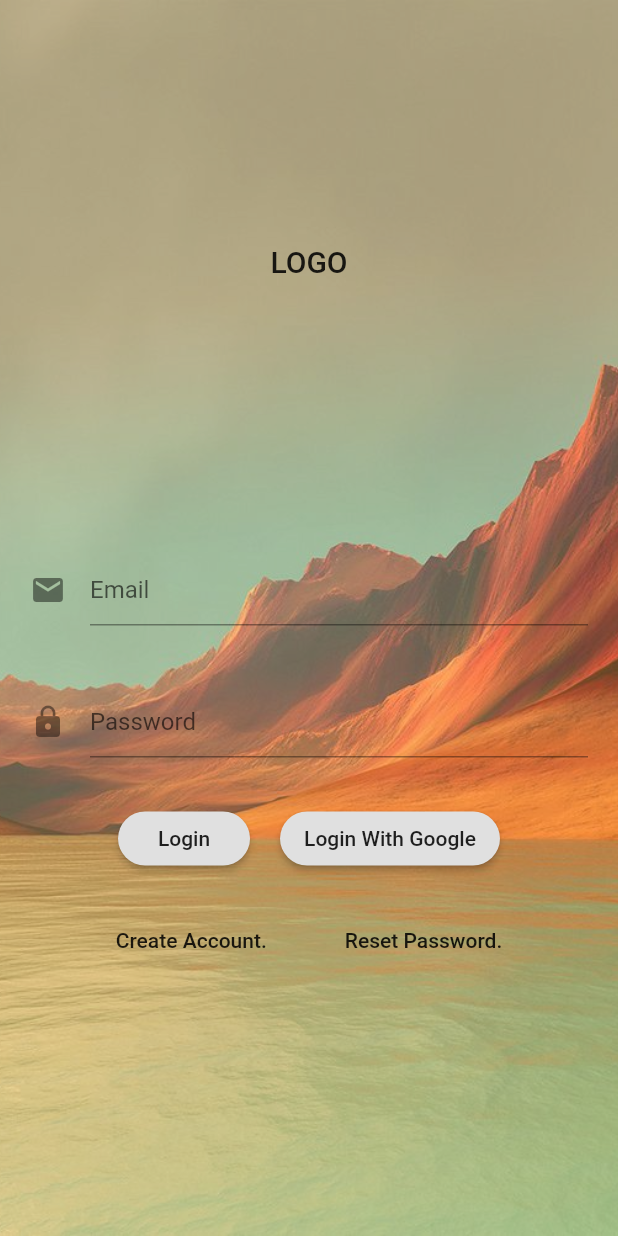
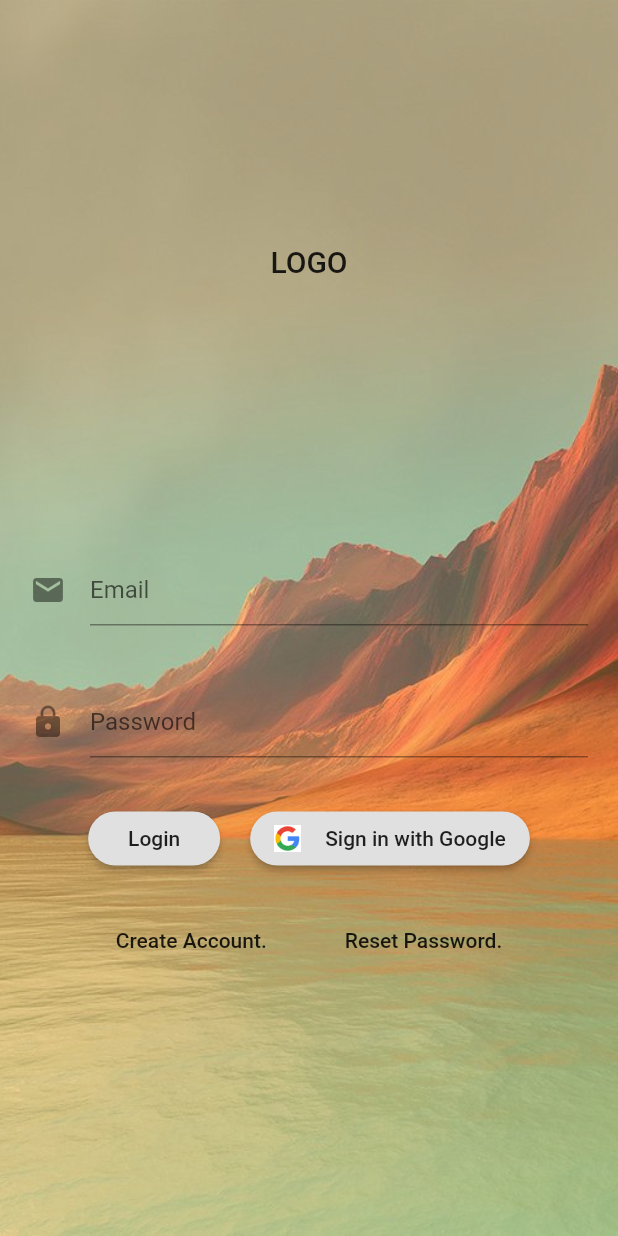
Before and after one commit to ibrahimHeritch/productivityApp, a Flutter app: the screen it shows after launch, on a phone screen of 412 x 824 dp. Run offline on Flutter 3.47's test engine with Material 2 defaults, Android fonts, the phone set to English and light mode, and no system bars; our stand-ins replace charts_flutter, cloud_firestore, firebase_auth, flutter_local_notifications, google_sign_in; missing offline and left inert: android_job_scheduler, flutter_search_bar; accounts and stored records are empty.

Commit message:
ready for upload

```diff
--- a/lib/DataModels/statistics.dart
+++ b/lib/DataModels/statistics.dart
@@ -61,7 +61,7 @@ class UserStats {
         });
       });
     });
-    //Delete old tasks (dosent work)
+    //Delete old tasks (dosen't work)
     //TODO
     Firestore.instance
         .collection("users/${User
--- a/lib/Widgets/Settings.dart
+++ b/lib/Pages/Settings.dart
@@ -1,11 +1,10 @@
 import 'package:cloud_firestore/cloud_firestore.dart';
 import 'package:flutter/material.dart';
 import 'package:productivity_metrics/DataModels/user.dart';
-import 'package:productivity_metrics/Widgets/loading_screen.dart';
-import 'package:productivity_metrics/Widgets/log_in.dart';
+import 'package:productivity_metrics/Pages/log_in.dart';
 import 'package:productivity_metrics/resources/theme_resourses.dart';
 
-//TODO: Make this pretty
+
 ///setting screen
 class SettingsScreen extends StatelessWidget {
   @override
@@ -165,6 +164,7 @@ class SettingsScreen extends StatelessWidget {
     }
   }
 
+//TODO make this work
   void reset(context) {
     DocumentReference dr = Firestore.instance.document("users/${User
         .getInstance()
--- a/lib/Widgets/log_in.dart
+++ b/lib/Pages/log_in.dart
@@ -1,17 +1,18 @@
-//C3:32:1E:79:21:CE:06:5A:DC:56:C0:24:15:4C:08:EE:A0:26:BE:0C
+
 
 import 'package:flutter/cupertino.dart';
 import 'package:flutter/material.dart';
 import 'package:flutter/services.dart';
 import 'package:productivity_metrics/DataModels/user.dart';
-import 'package:productivity_metrics/Widgets/TodaysTasks.dart';
-import 'package:productivity_metrics/Widgets/home.dart';
-import 'package:productivity_metrics/Widgets/loading_screen.dart';
-import 'package:productivity_metrics/main.dart';
+import 'package:productivity_metrics/Pages/TodaysTasks.dart';
+import 'package:productivity_metrics/Pages/home.dart';
+import 'package:productivity_metrics/Pages/loading_screen.dart';
+
 
 /// Class name says it all
 /// works with google signin
 /// logic implemented in the user class
+/// Login With Email isn't fully implemented at the moment
 //TODO verification + login with email + create account + forgot password
 class LoginScreen extends StatefulWidget {
   const LoginScreen({Key key}) : super(key: key);
@@ -42,8 +43,14 @@ class LoginScreenState extends State<LoginScreen> {
       body: SingleChildScrollView(
         child: Container(
           //background picture
-          height: MediaQuery.of(context).size.height, //TODO FIX this
-          width: MediaQuery.of(context).size.height,
+          height: MediaQuery
+              .of(context)
+              .size
+              .height,
+          width: MediaQuery
+              .of(context)
+              .size
+              .width,
           decoration: BoxDecoration(
               image: DecorationImage(
                   image: ExactAssetImage("assets/backgroundLogin.jpg"),
@@ -114,8 +121,27 @@ class LoginScreenState extends State<LoginScreen> {
                                     shape: RoundedRectangleBorder(
                                         borderRadius:
                                             new BorderRadius.circular(30.0)),
-                                    child: Text(
-                                        "Login With Google"), //todo add google icon
+                                    child: Row(
+                                      crossAxisAlignment: CrossAxisAlignment
+                                          .center,
+                                      mainAxisAlignment: MainAxisAlignment
+                                          .center,
+                                      mainAxisSize: MainAxisSize.min,
+                                      children: <Widget>[
+                                        Image.asset(
+                                          "assets/glogo.png",
+                                          height: 18.0,
+                                          width: 18.0,
+                                        ),
+                                        SizedBox(width: 16.0),
+                                        Padding(
+                                          padding: const EdgeInsets.symmetric(
+                                              vertical: 8.0),
+                                          child: Text(
+                                              "Sign in with Google"
+                                          ),
+                                        ),
+                                      ],),
                                     onPressed: _googleLogin,
                                   ),
                                 ),
@@ -178,7 +204,6 @@ class LoginScreenState extends State<LoginScreen> {
       form.save();
       User.getInstance().signInEmail(email: _email, password: _password).then(
           (onValue) {
-        //TODO check if this is correct
         if (onValue) {
           Navigator.pushReplacement(
               context, MaterialPageRoute(builder: (context) => HomePage()));
@@ -195,17 +220,16 @@ class LoginScreenState extends State<LoginScreen> {
     Navigator.push(
         context, MaterialPageRoute(builder: (context) => new LoadingScreen()));
 
+
     try {
-      //try to login silently
-      await User.getInstance().signInGoogleSilently();
-    } catch (e) {
-      try {
         //try login non-silently
         await User.getInstance().signInGoogle();
       } catch (e) {
-        print("error"); //TODO handle error
+      Navigator.pop(context); //pop loading screen
+      showInSnackBar("Something whent wrong:" + e.message);
+
       }
-    }
+
 
     if (User.getInstance().isLoggedin()) {
       Navigator.pop(context); //pop loading screen
--- a/lib/Widgets/search.dart
+++ b/lib/Pages/search.dart
@@ -7,11 +7,13 @@ import 'package:flutter/services.dart';
 import 'package:flutter_search_bar/flutter_search_bar.dart';
 import 'package:productivity_metrics/DataModels/task.dart';
 import 'package:productivity_metrics/DataModels/user.dart';
+import 'package:productivity_metrics/Widgets/completed_task_list_widget.dart';
 import 'package:productivity_metrics/Widgets/pending_task_list_widget.dart';
-import 'package:productivity_metrics/Widgets/completed_task_list_widget.dart';
 import 'package:productivity_metrics/resources/theme_resourses.dart';
 ///this class is the page that allows the user to search through his tasks
-//TODO document this plus fix bug
+///it uses flutter_search_bar dependency as documented here
+///https://pub.dartlang.org/packages/flutter_search_bar
+//TODO fix bug when searching a gray bar appears at top of screen
 class SearchPage extends StatefulWidget {
   @override
   State<StatefulWidget> createState() {
--- a/lib/Widgets/pending_task_list_widget.dart
+++ b/lib/Widgets/pending_task_list_widget.dart
@@ -24,7 +24,7 @@ class ListPendingTaskWidgetState extends State<ListPendingTaskWidget>
   AnimationController _animationCont;
   Animation<double> _animation;
   bool _isOpen;
-  void Function() _onClickCompleted;//todo
+  void Function() _onClickCompleted;
   void Function() _onClickDeleted;
   bool get isOpen => _isOpen;
   Task task;
--- a/lib/main.dart
+++ b/lib/main.dart
@@ -1,19 +1,32 @@
 
 import 'package:android_job_scheduler/android_job_scheduler.dart';
+import 'package:flutter/material.dart';
+import 'package:flutter/services.dart';
 import 'package:flutter_local_notifications/flutter_local_notifications.dart';
-import 'package:flutter/material.dart';
 import 'package:productivity_metrics/DataModels/user.dart';
-import 'package:productivity_metrics/Widgets/home.dart';
-import 'package:productivity_metrics/Widgets/log_in.dart';
+import 'package:productivity_metrics/Pages/home.dart';
+import 'package:productivity_metrics/Pages/log_in.dart';
 import 'package:productivity_metrics/resources/theme_resourses.dart';
 
 void main() async{
    await User.getInstance().initUser();//init user to check if they are logged in
+   await SystemChrome.setPreferredOrientations([ //don't allow landscape mode
+     DeviceOrientation.portraitUp,
+     DeviceOrientation.portraitDown,
+   ]);
    runApp(new RootWidget());
-   AndroidJobScheduler.scheduleOnce(//TODO logged out safety
-        Duration(milliseconds: 86400001-(DateTime.now().millisecondsSinceEpoch%86400000)), 42, Job,persistentAcrossReboots: true);
+
 }
-void Job()async{
+
+///the method that's called by the job scheduler
+///this method also schedules a new task
+///could have used the scheduleEvery method but my experimentation shows that this way i get more accurate results since scheduleEvery schedules a new task x duration after the one before it is complete thus if the first task was delayed it cant adjust
+///for example: if i want a job to be executed every day  at 2 pm and i set a schedulevery 24h if
+///the first time the job is called is delayed by 2 hours then the next job will be scheduled 24 hours after that meaning that best case it will be at 4 pm
+///while on the other hand doing it this way allows the app to fix delays
+///i could have maybe overcome this by using the job scheduler in the java code but i wanted to make this app completely in flutter
+void job() async {
+  //notification settings
   FlutterLocalNotificationsPlugin flutterLocalNotificationsPlugin = new FlutterLocalNotificationsPlugin();
   var initializationSettingsAndroid =
   new AndroidInitializationSettings('@mipmap/ic_launcher');
@@ -25,16 +38,23 @@ void Job()async{
       selectNotification: (s){});
   var androidPlatformChannelSpecifics = new AndroidNotificationDetails(
       'your channel id', 'your channel name', 'your channel description',
-      importance: Importance.Max, priority: Priority.High);
+      importance: Importance.Max, priority: Priority.Max);
   var iOSPlatformChannelSpecifics = new IOSNotificationDetails();
   var platformChannelSpecifics = new NotificationDetails(
       androidPlatformChannelSpecifics, iOSPlatformChannelSpecifics);
+  //display notification
   await flutterLocalNotificationsPlugin.show(
-  0, 'Started', DateTime.now().toString(), platformChannelSpecifics,
+      0, 'Hello', 'What do you want to accomplish today?',
+      platformChannelSpecifics,
   payload: 'item id 2');
+  //new day has started thus new stats need to be init
 User.getInstance().initStats();
-AndroidJobScheduler.scheduleOnce(//TODO logged out safety
-     Duration(milliseconds: 86400000-(DateTime.now().millisecondsSinceEpoch%86400000)), 43, Job,persistentAcrossReboots: true);
+// this schedules a new task
+  AndroidJobScheduler.scheduleOnce(
+      Duration(milliseconds: 86400000 - (DateTime
+          .now()
+          .millisecondsSinceEpoch % 86400000)), 42, job,
+      persistentAcrossReboots: true);
 
 }
 
@@ -53,8 +73,12 @@ class ProductivityMetricsApp extends StatelessWidget {
     if (!User.getInstance().isLoggedin()) {
        home= LoginScreen();
     } else {
-      User.getInstance().initStats();
-
+      User.getInstance().initStats(); //init statistics listeners
+      AndroidJobScheduler.scheduleOnce( //set schedule
+          Duration(milliseconds: 86400001 - (DateTime
+              .now()
+              .millisecondsSinceEpoch % 86400000)), 42, job,
+          persistentAcrossReboots: true);
        home = HomePage();
     }
     return MaterialApp(
--- a/lib/resources/theme_resourses.dart
+++ b/lib/resources/theme_resourses.dart
@@ -5,8 +5,9 @@ import 'package:flutter/material.dart';
 Inherited widget+ theme combo that handles the theme of the app when the user selects
 wrap Material app in this the set theme data of MA as the theme specified here
 then use the appTheme setter to set theme during runtime
+honestly the theme class in flutter could most probably handle this but i wanted to get my hands dirty making some custom inherited widgets
  */
-//TODO not use appColors?
+
 //key refering to the theme
 final GlobalKey _themeGlobalKey = new GlobalKey();
 
--- a/pubspec.yaml
+++ b/pubspec.yaml
@@ -35,6 +35,7 @@ flutter:
   # To add assets to your application, add an assets section, like this:
   assets:
      - assets/backgroundLogin.jpg
+     - assets/glogo.png
   #  - images/a_dot_ham.jpeg
 
   # An image asset can refer to one or more resolution-specific "variants", see
```
Also changed, not shown: lib/Pages/TodaysTasks.dart (renamed from lib/Widgets/TodaysTasks.dart, +81 -54 lines), lib/Pages/home.dart (renamed from lib/Widgets/home.dart, +3 -4 lines), lib/Pages/statistics_page.dart (renamed from lib/Widgets/statistics_page.dart, +8 -5 lines), assets/glogo.png (added), lib/Pages/loading_screen.dart (renamed from lib/Widgets/loading_screen.dart), 2 other files.
